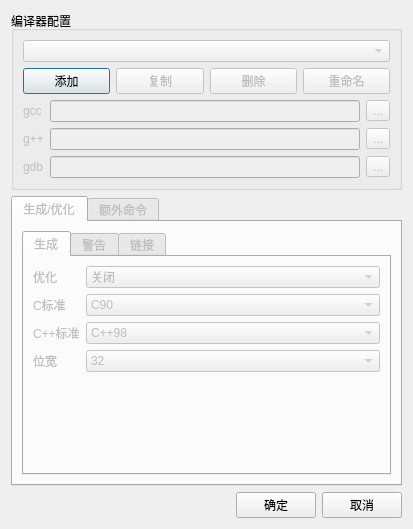
The window that qdevcpp/compileconfig.ui (neko-para/qdevcpp) describes before a commit, drawn with Qt 5.
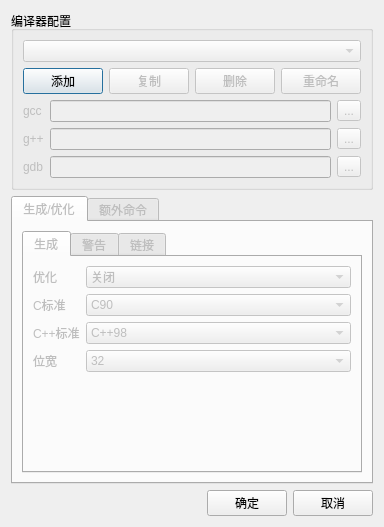
The same window after the commit. Icons and pictures are not drawn.

What changed in the file:
```diff
--- a/qdevcpp/compileconfig.ui
+++ b/qdevcpp/compileconfig.ui
@@ -6,8 +6,8 @@
    <rect>
     <x>0</x>
     <y>0</y>
-    <width>413</width>
-    <height>529</height>
+    <width>382</width>
+    <height>527</height>
    </rect>
   </property>
   <property name="windowTitle">
```
